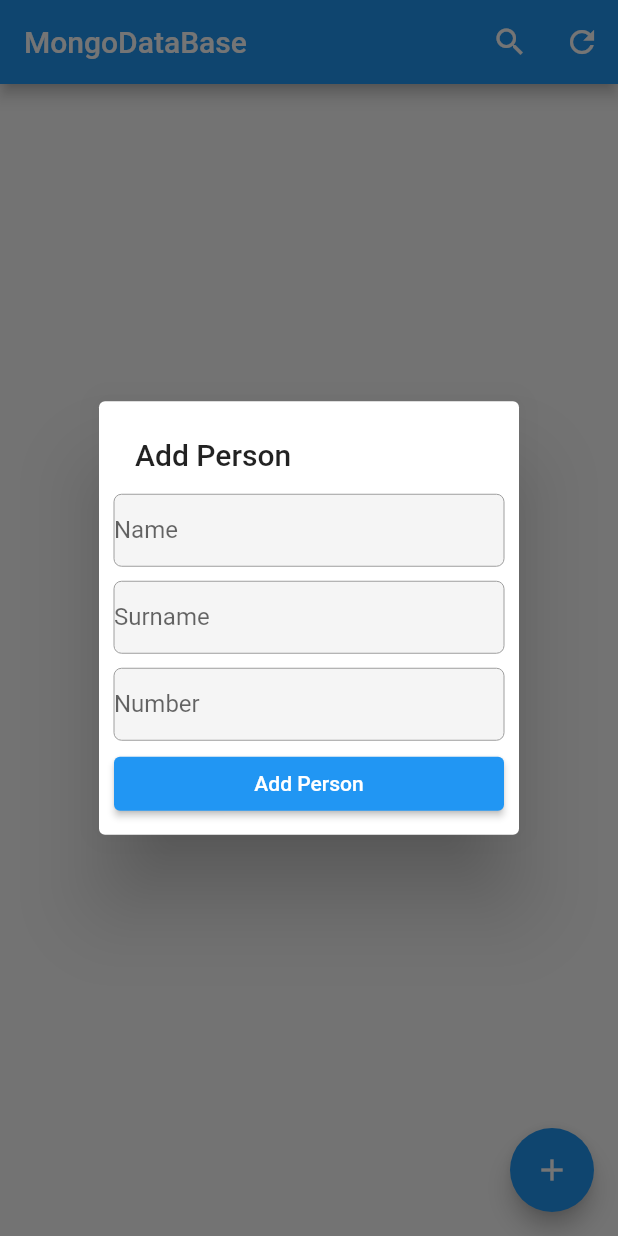
After one commit to erkanoygun/MongoDBWithFlutter, a Flutter app: the screen it shows after launch, after a tap on the "add" icon, on a phone screen of 412 x 824 dp. The commit adds this screen. Run offline on Flutter 3.47's test engine with Material 2 defaults, Android fonts, the phone set to English and light mode, and no system bars; missing offline and left inert: mongo_dart.

Commit message:
Data adding, Data update, Data delete, Data query added and Ui design complete

```diff
--- /dev/null
+++ b/lib/Model/user_model.dart
@@ -0,0 +1,35 @@
+import 'dart:convert';
+
+import 'package:mongo_dart/mongo_dart.dart';
+
+UserModel userFromJson(String str) => UserModel.fromJson(json.decode(str));
+
+String userToJson(UserModel data) => json.encode(data.toJson());
+
+class UserModel {
+    UserModel({
+        required this.id,
+        required this.name,
+        required this.surname,
+        required this.number,
+    });
+
+    ObjectId id;
+    String name;
+    String surname;
+    String number;
+
+    factory UserModel.fromJson(Map<String, dynamic> json) => UserModel(
+        id: json["_id"],
+        name: json["name"],
+        surname: json["surname"],
+        number: json["number"],
+    );
+
+    Map<String, dynamic> toJson() => {
+        "_id": id,
+        "name": name,
+        "surname": surname,
+        "number": number,
+    };
+}
--- /dev/null
+++ b/lib/custom/showDialog.dart
@@ -0,0 +1,74 @@
+import 'package:flutter/material.dart';
+import 'package:mongo_app/Model/user_model.dart';
+import 'package:mongo_app/view/home_page/widgets/text_field.dart';
+import 'package:provider/provider.dart';
+import '../view_model/home_page_view_model.dart';
+
+class MyDialog {
+  BuildContext conetxt;
+  String titleShowDialog;
+  String nameLabel = "Name";
+  String surnameLabel = "Surname";
+  String numberLabel = "Number";
+  String buttonText;
+  String? initialNameValue;
+  String? initialSurnameValue;
+  String? initialNumberValue;
+  Function buttonPressFunc;
+  UserModel? userModel;
+  MyDialog(
+      {required this.conetxt,
+      required this.titleShowDialog,
+      required this.buttonText,
+      this.initialNameValue,
+      this.initialSurnameValue,
+      this.initialNumberValue,
+      this.userModel,
+      required this.buttonPressFunc});
+
+  simpleDialog() {
+    return showDialog(
+      context: conetxt,
+      builder: (BuildContext context) {
+        return Consumer<HomePageViewModel>(
+          builder: (context, mystate, child) {
+            return SimpleDialog(
+              contentPadding: const EdgeInsets.all(10),
+              title: Text(titleShowDialog),
+              children: <Widget>[
+                MyTextField(
+                  controller: mystate.nameController,
+                  labelText: nameLabel,
+                  textInputType: TextInputType.text,
+                  initialValue: initialNameValue,
+                ),
+                MyTextField(
+                  controller: mystate.surnameController,
+                  labelText: surnameLabel,
+                  textInputType: TextInputType.text,
+                  initialValue: initialSurnameValue,
+                ),
+                MyTextField(
+                  controller: mystate.numberController,
+                  labelText: numberLabel,
+                  textInputType: TextInputType.number,
+                  initialValue: initialNumberValue,
+                ),
+                ElevatedButton(
+                  onPressed: () async {
+                    if (userModel != null) {
+                      return buttonPressFunc(context,userModel);
+                    } else {
+                      return buttonPressFunc(context);
+                    }
+                  },
+                  child: Text(buttonText),
+                ),
+              ],
+            );
+          },
+        );
+      },
+    );
+  }
+}
--- a/lib/dbHelper/constant.dart
+++ b/lib/dbHelper/constant.dart
@@ -1,3 +1,10 @@
+// DataBase'imizin adını tutuyor.
 const DATA_BASE_NAME = "testDatabase";
-const MONGO_CONN_URL = "mongodb+srv://erkanoygun:test1234@cluster0.6i5lrqz.mongodb.net/"+DATA_BASE_NAME+"?retryWrites=true&w=majority";
+// DataBase'imizde admin yetkisi olan kullanıcının, kullanıcı adını tutuyor.
+const USER_NAME = "erkanoygun";
+// Admin yetkisine sahip kullanıcının kullanıcı parolasını tutuyor.
+const USER_PASSWORD = "mongoTest123";
+// MongoDataBase ile bağlantı kurmamızı sağlayacak url.
+const MONGO_CONN_URL = "mongodb+srv://$USER_NAME:$USER_PASSWORD@cluster0.6i5lrqz.mongodb.net/$DATA_BASE_NAME?retryWrites=true&w=majority";
+// DataBase'imizde yer alan ve üzerine işlem yapacağımız collection'nın adını tutuyor.
 const USER_COLLECTION = "testdata";
--- a/lib/dbHelper/mongodb.dart
+++ b/lib/dbHelper/mongodb.dart
@@ -1,15 +1,82 @@
-import 'dart:developer';
-
 import 'package:mongo_app/dbHelper/constant.dart';
 import 'package:mongo_dart/mongo_dart.dart';
+import '../Model/user_model.dart';
 
-class MongoDatabase{
+class MongoDatabase {
   static late DbCollection userCollection;
   static late Db db;
-  static connect() async {
+  static String userNameKey = "name";
+  static String userSurNameKey = "surname";
+  static String userNumberKey = "number";
+
+  // MongoDataBase ile bağlantı sağlıyoruz ve DataBase'i açıyoruz.
+  static connectDatabase() async {
     db = await Db.create(MONGO_CONN_URL);
     await db.open();
-    inspect(db);
-    userCollection = db.collection(USER_COLLECTION);
+    // inspect(db);
+    userCollection = db.collection(USER_COLLECTION); // DataBase'imizde bulunan Collection'na bağlantı sağlıyoruz.
+  }
+
+  // Datamızı DataBase ekliyoruz.
+  static Future<DataProcess> insert(UserModel userData) async {
+    try {
+      WriteResult result = await userCollection.insertOne(userData.toJson());
+      if (result.isSuccess) {
+        return DataProcess.addDataSuccessfull;
+      } else {
+        return DataProcess.addDataError;
+      }
+    } catch (e) {
+      /*if (kDebugMode) {
+        print(e.toString());
+      }*/
+      return DataProcess.addDataError;
+    }
+  }
+
+  // _id'ye göre datamızı güncelliyoruz.
+  static Future<DataProcess> updateData(UserModel modelData) async {
+    try {
+      var result = await userCollection.findOne({"_id": modelData.id});
+      result![userNameKey] = modelData.name;
+      result[userSurNameKey] = modelData.surname;
+      result[userNumberKey] = modelData.number;
+      userCollection.update(where.eq('_id', modelData.id), result);
+      return DataProcess.updateDataSuccessfull;
+    } catch(e){
+      return DataProcess.updateDataError;
+    }
+  }
+
+  // _id ye göre datamızı siliyoruz.
+  static deleteData(ObjectId userId){
+    userCollection.remove(where.id(userId));
+  }
+
+  /* name key değerine (kullanıcı adı) göre MongoDataBase'imizden sorgulama yapıyoruz ve bulunan dataları listeye
+  çevirerek geri dödürüyoruz. */
+  static Future<List<Map<String, dynamic>>> queryData(String name) async {
+    /* Herhani bir aralığa göre şartlı sorgulama yapmak için bu kodu kullanıyoruz */
+    //final queryData = await userCollection.find(where.eq(userNameKey, name)).toList();
+
+    /* büyük küçük harf DUYARLI sorgulama yapmak için bu kodu kullanıyoruz. */
+    //final queryData = await userCollection.find({userNameKey : name}).toList();
+
+    /* büyük küçük harf DUYARSIZ sorgulama yapmak için bu kodu kullanıyoruz. */
+    final queryData = await userCollection.find({userNameKey: {"\$regex": name.toLowerCase(),"\$options":"i"}}).toList();
+    return queryData;
+  }
+
+  // MongoDataBase'imizden tüm dataları çekiyoruz ve listeye çevirerek geri döndürüyoruz.
+  static Future<List<Map<String, dynamic>>> getData() async {
+    final allData = await userCollection.find().toList();
+    return allData;
   }
 }
+
+enum DataProcess {
+  addDataError,
+  addDataSuccessfull,
+  updateDataSuccessfull,
+  updateDataError
+}
--- a/lib/main.dart
+++ b/lib/main.dart
@@ -1,45 +1,27 @@
 import 'package:flutter/material.dart';
+import 'package:mongo_app/dbHelper/mongodb.dart';
+import 'package:mongo_app/view/mainPage/main_page.dart';
+import 'package:mongo_app/view_model/home_page_view_model.dart';
+import 'package:provider/provider.dart';
 
-import 'dbHelper/mongodb.dart';
-
-void main() {
+void main() async {
+  await MongoDatabase.connectDatabase();
   runApp(const MyApp());
 }
 
 class MyApp extends StatelessWidget {
   const MyApp({Key? key}) : super(key: key);
-
-  // This widget is the root of your application.
   @override
   Widget build(BuildContext context) {
-    return MaterialApp(
-      title: 'Flutter Demo',
-      theme: ThemeData(
-        primarySwatch: Colors.blue,
-      ),
-      home: const MyHomePage(),
-    );
-  }
-}
-
-class MyHomePage extends StatelessWidget {
-  const MyHomePage({Key? key}) : super(key: key);
-
-  @override
-  Widget build(BuildContext context) {
-    return Scaffold(
-      appBar: AppBar(
-        title: const Text("Mongo Test"),
-      ),
-      body: Column(
-        children: [
-          ElevatedButton(
-            onPressed: () async {
-              await MongoDatabase.connect();
-            },
-            child: const Text("Connect"),
-          ),
-        ],
+    WidgetsFlutterBinding.ensureInitialized();
+    return ChangeNotifierProvider(
+      create: (context) => HomePageViewModel(),
+      child: MaterialApp(
+        title: 'MongoDataBase',
+        theme: ThemeData(
+          primarySwatch: Colors.blue,
+        ),
+        home: const MainPage(),
       ),
     );
   }
--- /dev/null
+++ b/lib/view/home_page/home_page.dart
@@ -0,0 +1,73 @@
+import 'package:flutter/material.dart';
+import 'package:mongo_app/view/home_page/widgets/data_card.dart';
+import 'package:provider/provider.dart';
+import '../../view_model/home_page_view_model.dart';
+import '../../custom/showDialog.dart';
+import '../search_page/search_page.dart';
+
+class HomePage extends StatelessWidget {
+  const HomePage({Key? key,required this.myState}) : super(key: key);
+  final String titleShowDialog = "Add Person";
+  final String buttonText = "Add Person";
+  final String notFoundData = "Data Not Found";
+  final String appBarTitle = "MongoDataBase";
+  final HomePageViewModel myState;
+
+  @override
+  Widget build(BuildContext context) {
+    return Scaffold(
+      floatingActionButton: FloatingActionButton(
+        onPressed: () {
+          MyDialog(
+                  buttonText: buttonText,
+                  conetxt: context,
+                  titleShowDialog: titleShowDialog,
+                  buttonPressFunc: myState.insertData)
+              .simpleDialog();
+        },
+        child: const Icon(Icons.add),
+      ),
+      appBar: AppBar(
+        actions: [
+          IconButton(
+            onPressed: () {
+              showSearch(
+                  context: context,
+                  delegate: CustomSearchDelegate(
+                    myState: myState
+                  ),
+                );
+            },
+            icon: const Icon(Icons.search),
+          ),
+          IconButton(
+            onPressed: () {
+              myState.getData();
+            },
+            icon: const Icon(Icons.refresh),
+          ),
+        ],
+        title: Text(appBarTitle),
+      ),
+      body: Consumer<HomePageViewModel>(
+        builder: (context, mystate, child) {
+          return mystate.isDataLoading
+              ? const Center(child: CircularProgressIndicator())
+              : mystate.dataList.isNotEmpty
+                  ? ListView.builder(
+                      itemCount: mystate.dataList.length,
+                      itemBuilder: (context, index) {
+                        return DataCard(
+                          index: index,
+                          myState: mystate,
+                        );
+                      },
+                    )
+                  : Center(
+                      child: Text(notFoundData),
+                    );
+        },
+      ),
+    );
+  }
+}
--- /dev/null
+++ b/lib/view/home_page/widgets/text_field.dart
@@ -0,0 +1,40 @@
+import 'package:flutter/material.dart';
+
+class MyTextField extends StatelessWidget {
+  const MyTextField(
+      {Key? key,
+      required this.labelText,
+      required this.controller,
+      required this.textInputType,
+      this.initialValue})
+      : super(key: key);
+  final String labelText;
+  final TextEditingController controller;
+  final TextInputType textInputType;
+  final String? initialValue;
+
+  @override
+  Widget build(BuildContext context) {
+    return Padding(
+      padding: const EdgeInsets.symmetric(vertical: 5),
+      child: TextField(
+        keyboardType: textInputType,
+        controller: controller..text = initialValue ?? "",
+        decoration: InputDecoration(
+          floatingLabelBehavior: FloatingLabelBehavior.never,
+          labelText: labelText,
+          filled: true,
+          contentPadding: const EdgeInsets.symmetric(vertical: 5),
+          enabledBorder: OutlineInputBorder(
+            borderSide: const BorderSide(width: 0, color: Colors.grey),
+            borderRadius: BorderRadius.circular(5),
+          ),
+          focusedBorder: OutlineInputBorder(
+            borderSide: const BorderSide(width: 0, color: Colors.grey),
+            borderRadius: BorderRadius.circular(5),
+          ),
+        ),
+      ),
+    );
+  }
+}
--- /dev/null
+++ b/lib/view/mainPage/main_page.dart
@@ -0,0 +1,29 @@
+import 'package:flutter/material.dart';
+import 'package:mongo_app/view/home_page/home_page.dart';
+import 'package:provider/provider.dart';
+import '../../view_model/home_page_view_model.dart';
+
+class MainPage extends StatefulWidget {
+  const MainPage({Key? key}) : super(key: key);
+
+  @override
+  State<MainPage> createState() => _MainPageState();
+}
+
+class _MainPageState extends State<MainPage> {
+  late HomePageViewModel myState;
+
+  @override
+  void initState() {
+    myState = Provider.of<HomePageViewModel>(context, listen: false);
+    myState.getData();
+    super.initState();
+  }
+
+  @override
+  Widget build(BuildContext context) {
+    return HomePage(
+      myState: myState,
+    );
+  }
+}
--- /dev/null
+++ b/lib/view/search_page/search_page.dart
@@ -0,0 +1,42 @@
+import 'package:flutter/material.dart';
+import 'package:mongo_app/view/search_page/widget/data_card.dart';
+import 'package:mongo_app/view_model/home_page_view_model.dart';
+
+class CustomSearchDelegate extends SearchDelegate {
+  late final HomePageViewModel myState;
+  CustomSearchDelegate({required this.myState});
+  @override
+  List<Widget>? buildActions(BuildContext context) {
+    return [
+      IconButton(
+        onPressed: () {
+          query.isEmpty ? null : query = '';
+        },
+        icon: const Icon(Icons.close),
+      ),
+    ];
+  }
+
+  @override
+  Widget? buildLeading(BuildContext context) {
+    return IconButton(
+      onPressed: () {
+        close(context, null);
+      },
+      icon: const Icon(Icons.arrow_back),
+    );
+  }
+
+  @override
+  Widget buildResults(BuildContext context) {
+    myState.queryData(query);
+    return QueryDataCard(
+      myState: myState,
+    );
+  }
+
+  @override
+  Widget buildSuggestions(BuildContext context) {
+    return Container();
+  }
+}
--- /dev/null
+++ b/lib/view_model/home_page_view_model.dart
@@ -0,0 +1,125 @@
+import 'package:flutter/foundation.dart';
+import 'package:flutter/material.dart';
+import 'package:mongo_dart/mongo_dart.dart';
+import '../Model/user_model.dart';
+import '../dbHelper/mongodb.dart';
+import 'package:mongo_dart/mongo_dart.dart' as m;
+
+class HomePageViewModel extends ChangeNotifier {
+  bool isDataLoading = false;
+  List<UserModel> dataList = [];
+  List<UserModel> queryAllData = [];
+  TextEditingController nameController = TextEditingController();
+  TextEditingController surnameController = TextEditingController();
+  TextEditingController numberController = TextEditingController();
+
+  /* Datanın databas'e eklenme işlemi gerçekleştiriliyor ekleme işlemi tamamlandıktan sonda dialog penceresi
+  kapatılıyor. */
+  void insertData(BuildContext context) async {
+    final navigator = Navigator.of(context);
+    ObjectId _id = m.ObjectId();
+    UserModel createUserModel = UserModel(
+        id: _id,
+        name: nameController.value.text,
+        surname: surnameController.value.text,
+        number: numberController.value.text);
+
+    DataProcess result = await MongoDatabase.insert(createUserModel);
+    if (result == DataProcess.addDataSuccessfull) {
+      dataList.insert(0, createUserModel);
+      if (kDebugMode) {
+        print("DATA ADDING SUCCESSFULL");
+      }
+      textFieldClear();
+      if (navigator.mounted) {
+        navigator.pop();
+      }
+    } else {
+      if (kDebugMode) {
+        print("ERROR WHILE DATA ADDING");
+      }
+    }
+    notifyListeners();
+  }
+
+  /* Datanın _id'ye göre gerçekleştiriliyor */
+  void updateData(BuildContext context, UserModel userModel) async {
+    final navigator = Navigator.of(context);
+    UserModel updateUserModel = UserModel(
+        id: userModel.id,
+        name: nameController.value.text,
+        surname: surnameController.value.text,
+        number: numberController.value.text);
+    DataProcess result = await MongoDatabase.updateData(updateUserModel);
+    textFieldClear();
+
+    /*Bu kısımda data güncelleme işleminin mongo database tarafında başarılı olması durumunda güncellenen user model
+    _id değerine göre bellekte tutulan liste içerisinde bulunarak siliniyor ve bulunduğu index'e güncel hali tekrar
+    ekleniyor bu şekile user model bellekte tutulan liste içerisinde de güncellenmiş oluyor. */
+    if (result == DataProcess.updateDataSuccessfull) {
+      int dataIndex =
+          dataList.indexWhere((element) => element.id == userModel.id);
+      dataList.removeAt(dataIndex);
+      dataList.insert(dataIndex, updateUserModel);
+    }
+    else if(result == DataProcess.updateDataError){
+      if (kDebugMode) {
+        print("**************** DATA UPDATE ERROR ******************");
+      }
+    }
+
+    if (navigator.mounted) {
+      navigator.pop();
+    }
+    notifyListeners();
+  }
+
+  /* Data _id değerine göre mongo database den ve bellekte tutulan listeden siliniyor. */
+  void deleteData(ObjectId userId) async {
+    await MongoDatabase.deleteData(userId);
+    int dataIndex = dataList.indexWhere((element) => element.id == userId);
+    dataList.removeAt(dataIndex);
+    notifyListeners();
+  }
+
+  /* Bu metod ile user model'in name değerine göre mongo database'de sorgulama yapılıyor ve bulunan user modeller
+  queryAllData adlı listeye ekleniyor data bulunamaması durumunda listeye herhangi bir şey eklenmiyor. Ayrıca
+  her arama işleminden önce liste içerisi temizleniyor bu şekile liste sürekli olarak yeni sorgular ile
+  dolduruluyor. */
+  void queryData(String name) async {
+    queryAllData.clear();
+    isDataLoading = true;
+    List<Map<String, dynamic>> queryData = await MongoDatabase.queryData(name);
+    for (Map<String, dynamic> i in queryData) {
+      queryAllData.add(UserModel.fromJson(i));
+    }
+    isDataLoading = false;
+    notifyListeners();
+  }
+
+  /* Bu metod ile mongo database'de bulunan data List<Map<String, dynamic>> tipinde alınıyor ve UserModel sınıfının
+  fromJson metodu ile  Map<String, dynamic> tipine dönüştürülerek dataList adlı listeye ekleniyor*/
+  void getData() async {
+    isDataLoading = true;
+    dataList.clear();
+    List<Map<String, dynamic>> allData = await MongoDatabase.getData();
+    for (Map<String, dynamic> i in allData) {
+      dataList.add(UserModel.fromJson(i));
+    }
+    /* Bu kısımda mongo database'den çekilen datalar herhangi bir şarta göre sıralanarak çekilmediği için default
+    olarak son eklenen değer en son geliyor bu durumda son eklenen değerin listenin en başına gelecek şekilde sıralanmasını
+    istediğimiz için dataList'i ters çeviriyoruz. */
+    dataList =
+        dataList.reversed.toList();
+    isDataLoading = false;
+    notifyListeners();
+  }
+
+  /* Bu metod çağrıldığı yerde dialog penceresinin içerisinde buluna TextField'ların içerisini temizliyor. */
+  void textFieldClear(){
+    nameController.clear();
+    surnameController.clear();
+    numberController.clear();
+  }
+
+}
--- a/pubspec.yaml
+++ b/pubspec.yaml
@@ -35,6 +35,7 @@ dependencies:
   # Use with the CupertinoIcons class for iOS style icons.
   cupertino_icons: ^1.0.2
   mongo_dart: ^0.7.4+1
+  provider: ^6.0.3
 
 dev_dependencies:
   flutter_test:
```
Also changed, not shown: lib/view/home_page/widgets/data_card.dart (added, +71 -0 lines), lib/view/search_page/widget/data_card.dart (added, +54 -0 lines), pubspec.lock.
